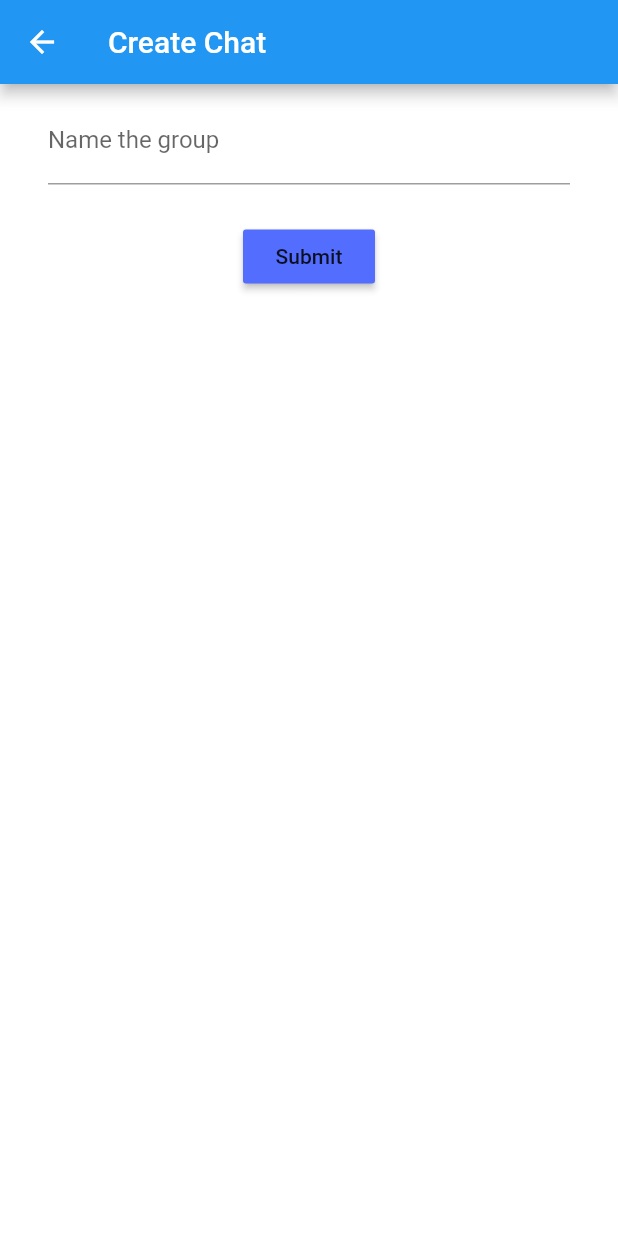
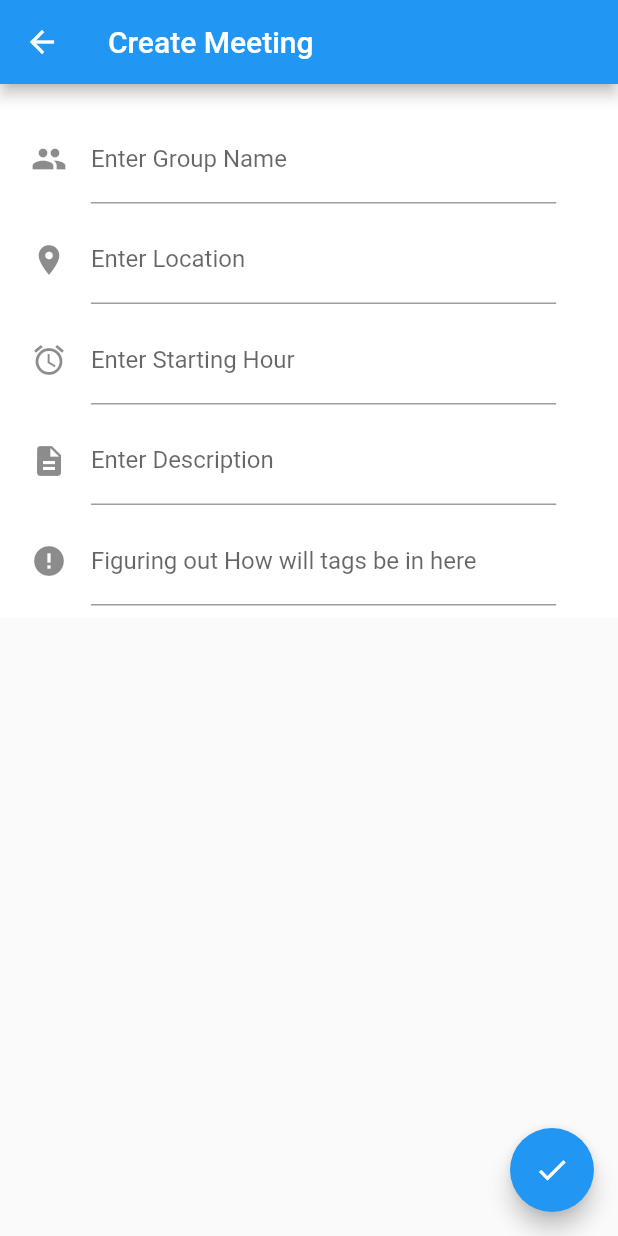
Before and after one commit to afonsoafonsoafonso/bird-chat, a Flutter app: the CreatePage screen opened by its route, on a phone screen of 412 x 824 dp. Run offline on Flutter 3.47's test engine with Material 2 defaults, Android fonts, the phone set to English and light mode, and no system bars.

Commit message:
actually having a front end and decent looking form

```diff
--- a/bird_chat/lib/screens/CreatePage.dart
+++ b/bird_chat/lib/screens/CreatePage.dart
@@ -1,7 +1,8 @@
+import 'package:bird_chat/util/stringValidator.dart';
+import 'package:bird_chat/widgets/TextFormControlled.dart';
 import 'package:flutter/material.dart';
 
 class CreatePage extends StatefulWidget {
-
   static const String route = '/create';
 
   @override
@@ -17,38 +18,65 @@ class _CreatePageState extends State<CreatePage> {
 
   @override
   Widget build(BuildContext context) {
+    double width = MediaQuery.of(context).size.width;
+    double height = MediaQuery.of(context).size.height;
+
     return Scaffold(
+      resizeToAvoidBottomPadding: true,
       appBar: AppBar(
-          title: Text('Create Chat'),
+        title: Text('Create Meeting'),
         backgroundColor: Colors.blue,
       ),
-        body: Container(
+      body: SingleChildScrollView(
+              child: Container(
             color: Colors.white,
             child: Padding(
-                padding:
-                    const EdgeInsets.symmetric(vertical: 8, horizontal: 32),
+                padding: EdgeInsets.only(
+                    left: width * 0.05,
+                    right: width * 0.1,
+                    top: height *
+                        0.025),
+                child: Form(
+                  key: _formKey,
                   child: Column(
                     children: [
-                    Padding(
-                        padding: const EdgeInsets.only(bottom: 8.0),
-                        child: TextField(
-                          controller: nameController,
-                          decoration:
-                              InputDecoration(labelText: 'Name the group'),
-                        )),
-                    Padding(
-                      padding: const EdgeInsets.all(16),
-                      child: Builder(
-                        builder: (context) {
-                          return RaisedButton(
-                            onPressed: () =>print('p\ ressed'),
-                            color: Colors.indigoAccent,
-                            child: Text('Submit'),
+                      new TextFormControlled(
+                        nameController: nameController,
+                        labelText: 'Enter Group Name',
+                        hintText: 'Ex: AI and beers',
+                        icon: Icons.group, //WIP
+                      ),
+                      new TextFormControlled(
+                        nameController: nameController,
+                        labelText: 'Enter Location',
+                        icon: Icons.location_on,
+                      ),
+                      new TextFormControlled(
+                        nameController: nameController,
+                        labelText: 'Enter Starting Hour',
+                        icon: Icons.access_alarm,
+                      ),
+                      new TextFormControlled(
+                        nameController: nameController,
+                        labelText: 'Enter Description',
+                        icon: Icons.description,
+                      ),
+                      new TextFormControlled(
+                        nameController: nameController,
+                        labelText: 'Figuring out How will tags be in here',
+                        icon: Icons.error,
+                      ),
+                    ],
+                  ),
+                ))),
+      ),
+      floatingActionButton: new FloatingActionButton(
+        onPressed: () {
+          Navigator.pop(context);
+        },
+        tooltip: 'Creat Group',
+        child: new Icon(Icons.check),
+      ),
     );
   }
-                      )
-                    )
-                  ],
-                ))));
 }
-}
--- a/bird_chat/lib/util/stringValidator.dart
+++ b/bird_chat/lib/util/stringValidator.dart
@@ -1,3 +1,50 @@
-abstract class StringValidator{
+import 'package:flutter/services.dart';
+
+abstract class StringValidator {
   bool isValid(String value);
 }
+
+class RegexValidator implements StringValidator {
+  RegexValidator({this.regexSource});
+  final String regexSource;
+
+  /// value: the input string
+  /// returns: true if the input string is a full match for regexSource
+  bool isValid(String value) {
+    try {
+      final regex = RegExp(regexSource);
+      final matches = regex.allMatches(value);
+      for (Match match in matches) {
+        if (match.start == 0 && match.end == value.length) {
+          return true;
+        }
+      }
+      return false;
+    } catch (e) {
+      // Invalid regex
+      assert(false, e.toString());
+      return true;
+    }
+  }
+}
+
+class ValidatorInputFormatter implements TextInputFormatter {
+  ValidatorInputFormatter({this.editingValidator});
+  final StringValidator editingValidator;
+
+  TextEditingValue formatEditUpdate(
+      TextEditingValue oldValue, TextEditingValue newValue) {
+    final oldValueValid = editingValidator.isValid(oldValue.text);
+    final newValueValid = editingValidator.isValid(newValue.text);
+    if (oldValueValid && !newValueValid) {
+      return oldValue;
+    }
+    return newValue;
+  }
+}
+
+class SimpleTextRegex extends RegexValidator{
+  SimpleTextRegex():super (regexSource:
+   "^[A-Za-z0-9 _]*[A-Za-z0-9][A-Za-z0-9 _]*\$");
+
+}
--- /dev/null
+++ b/bird_chat/lib/widgets/TextFormControlled.dart
@@ -0,0 +1,29 @@
+import 'package:flutter/material.dart';
+
+class TextFormControlled extends StatelessWidget {
+  const TextFormControlled({
+    Key key,
+    @required this.nameController,
+    this.labelText = " ",
+    this.hintText = " ",
+    this.icon  ,
+  }) : super(key: key);
+
+  final TextEditingController nameController;
+  final String labelText;
+  final String hintText;
+  final icon;
+  @override
+  Widget build(BuildContext context) {
+    return Padding(
+        padding: const EdgeInsets.only(bottom: 8.0),
+        child: TextField(
+          controller: nameController,
+          decoration: InputDecoration(
+            labelText: labelText,
+            hintText: hintText,
+            icon: Icon(icon),
+          ),
+        ));
+  }
+}
```
Also changed, not shown: bird_chat/lib/screens/HomeView.dart (line endings or trailing spaces). Lines whose indentation alone changed are shown as unchanged.
